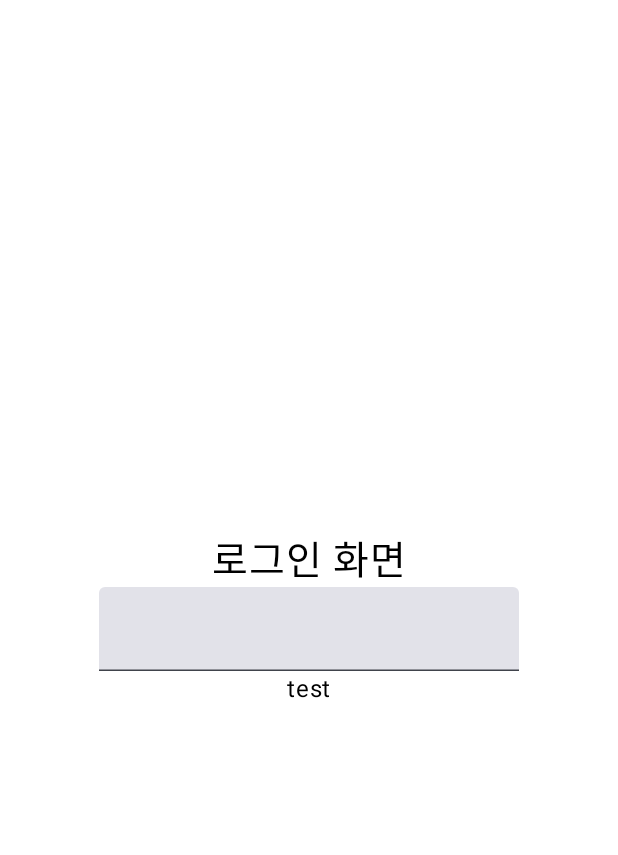
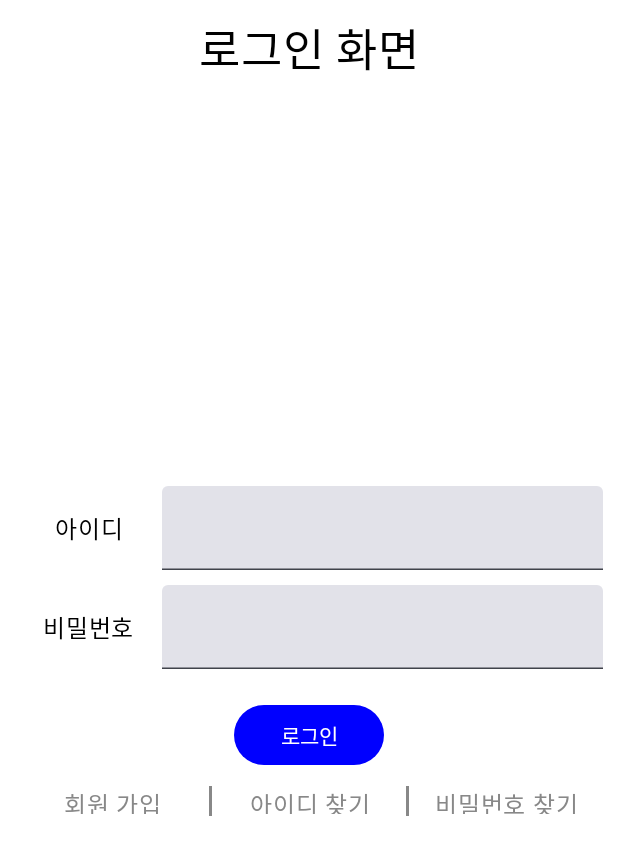
Before and after one commit to uselessnaming/app_center_example, an Android app built with Jetpack Compose: the screen it shows after launch (MainActivity), on a phone screen of 412 x 824 dp. Shown: the top 855 px of the screen. Run offline under Robolectric (Android 15) with nearby library versions, the phone set to English and light mode, and no system bars.

Commit message:
feat: 5주차 스터디

```diff
--- a/AppCenterStudyExample/app/build.gradle
+++ b/AppCenterStudyExample/app/build.gradle
@@ -51,6 +51,9 @@ android {
 
 dependencies {
 
+    //navigation
+    implementation 'androidx.navigation:navigation-compose:2.6.0'
+
     implementation 'androidx.appcompat:appcompat:1.4.1'
     implementation 'androidx.fragment:fragment-ktx:1.6.1'
     implementation 'androidx.core:core-ktx:1.7.0'
--- a/AppCenterStudyExample/app/src/main/java/com/example/appcenterstudy/MainActivity.kt
+++ b/AppCenterStudyExample/app/src/main/java/com/example/appcenterstudy/MainActivity.kt
@@ -1,17 +1,12 @@
 package com.example.appcenterstudy
 
 import android.os.Bundle
-import android.util.Log
 import androidx.activity.compose.setContent
 import androidx.appcompat.app.AppCompatActivity
 import androidx.compose.foundation.layout.Box
 import androidx.compose.foundation.layout.fillMaxSize
 import androidx.compose.ui.Modifier
-import androidx.databinding.DataBindingUtil
-import com.example.appcenterstudy.databinding.ActivityMainBinding
-import com.example.appcenterstudy.study_3rd.DataViewModel
-import com.example.appcenterstudy.study_3rd.HomeFragment
-import com.example.appcenterstudy.study_4th.LoginScreen
+import com.example.appcenterstudy.study_5th.TodoListApp
 import com.example.appcenterstudy.ui.theme.AppCenterStudyTheme
 
 class MainActivity : AppCompatActivity() {
@@ -23,7 +18,7 @@ class MainActivity : AppCompatActivity() {
                 Box(
                     modifier = Modifier.fillMaxSize()
                 ){
-                    LoginScreen()
+                    TodoListApp()
                 }
             }
         }
--- a/AppCenterStudyExample/app/src/main/java/com/example/appcenterstudy/study_4th/TestActivity.kt
+++ b/AppCenterStudyExample/app/src/main/java/com/example/appcenterstudy/study_4th/TestActivity.kt
@@ -1,58 +1,20 @@
 package com.example.appcenterstudy.study_4th
 
 import androidx.compose.foundation.background
-import androidx.compose.foundation.layout.Arrangement
 import androidx.compose.foundation.layout.Box
-import androidx.compose.foundation.layout.Column
 import androidx.compose.foundation.layout.fillMaxSize
 import androidx.compose.foundation.layout.size
-import androidx.compose.material3.ExperimentalMaterial3Api
 import androidx.compose.material3.Icon
 import androidx.compose.material3.IconButton
-import androidx.compose.material3.Text
-import androidx.compose.material3.TextField
 import androidx.compose.runtime.Composable
-import androidx.compose.runtime.mutableStateOf
-import androidx.compose.runtime.remember
-import androidx.compose.runtime.getValue
-import androidx.compose.runtime.setValue
 import androidx.compose.ui.Alignment
 import androidx.compose.ui.Modifier
 import androidx.compose.ui.graphics.Color
 import androidx.compose.ui.graphics.vector.ImageVector
 import androidx.compose.ui.tooling.preview.Preview
 import androidx.compose.ui.unit.Dp
-import androidx.compose.ui.unit.sp
+import com.example.appcenterstudy.study_5th.LoginScreen
 import com.example.appcenterstudy.ui.theme.AppCenterStudyTheme
-
-@Composable
-fun TestLayout(){
-
-    Box(
-        modifier = Modifier
-            .fillMaxSize()
-            .background(color = Color.White),
-        contentAlignment = Alignment.Center
-    ){
-        LoginScreen()
-    }
-
-}
-
-@Preview
-@Composable
-fun TT(){
-    AppCenterStudyTheme {
-        Box(
-            modifier = Modifier
-                .fillMaxSize()
-                .background(color = Color.Black)
-        ){
-            LoginScreen()
-        }
-    }
-}
-
 
 @Composable
 fun ComposeButton(
@@ -73,34 +35,3 @@ fun ComposeButton(
         }
     }
 }
-
-@OptIn(ExperimentalMaterial3Api::class)
-@Composable
-fun LoginScreen(){
-
-    var test by remember{mutableStateOf("")}
-
-    Column(
-        modifier = Modifier
-            .fillMaxSize()
-            .background(color = Color.White),
-        verticalArrangement = Arrangement.Center,
-        horizontalAlignment = Alignment.CenterHorizontally
-    ){
-        Text(
-            text = "로그인 화면",
-            fontSize = 26.sp,
-        )
-
-        TextField(
-            value = test,
-            onValueChange = {
-                test = it
-            }
-        )
-
-        Text(
-            text = "test"
-        )
-    }
-}
--- /dev/null
+++ b/AppCenterStudyExample/app/src/main/java/com/example/appcenterstudy/study_5th/LoginScreen.kt
@@ -0,0 +1,182 @@
+package com.example.appcenterstudy.study_5th
+
+import androidx.compose.foundation.background
+import androidx.compose.foundation.layout.Arrangement
+import androidx.compose.foundation.layout.Box
+import androidx.compose.foundation.layout.Column
+import androidx.compose.foundation.layout.Row
+import androidx.compose.foundation.layout.Spacer
+import androidx.compose.foundation.layout.fillMaxHeight
+import androidx.compose.foundation.layout.fillMaxSize
+import androidx.compose.foundation.layout.fillMaxWidth
+import androidx.compose.foundation.layout.height
+import androidx.compose.foundation.layout.padding
+import androidx.compose.foundation.layout.width
+import androidx.compose.material3.Button
+import androidx.compose.material3.ButtonColors
+import androidx.compose.material3.ButtonDefaults
+import androidx.compose.material3.Divider
+import androidx.compose.material3.ExperimentalMaterial3Api
+import androidx.compose.material3.Text
+import androidx.compose.material3.TextField
+import androidx.compose.runtime.Composable
+import androidx.compose.runtime.getValue
+import androidx.compose.runtime.mutableStateOf
+import androidx.compose.runtime.remember
+import androidx.compose.runtime.setValue
+import androidx.compose.ui.Alignment
+import androidx.compose.ui.Modifier
+import androidx.compose.ui.graphics.Brush
+import androidx.compose.ui.graphics.Color
+import androidx.compose.ui.text.font.FontWeight
+import androidx.compose.ui.text.style.TextAlign
+import androidx.compose.ui.tooling.preview.Preview
+import androidx.compose.ui.unit.dp
+import androidx.compose.ui.unit.sp
+import androidx.navigation.NavController
+import androidx.navigation.compose.rememberNavController
+import com.example.appcenterstudy.ui.theme.AppCenterStudyTheme
+
+@OptIn(ExperimentalMaterial3Api::class)
+@Composable
+fun LoginScreen(
+    navController : NavController
+){
+
+    var idState by remember{ mutableStateOf("") }
+    var passwdState by remember{mutableStateOf("")}
+
+    Column(
+        modifier = Modifier
+            .fillMaxSize()
+            .background(color = Color.White)
+            .padding(horizontal = 10.dp, vertical = 10.dp),
+        horizontalAlignment = Alignment.CenterHorizontally
+    ){
+        Text(
+            text = "로그인 화면",
+            fontSize = 30.sp,
+        )
+
+        Spacer(Modifier.weight(1f))
+
+        Row(
+            modifier = Modifier.fillMaxWidth(),
+            verticalAlignment = Alignment.CenterVertically,
+            horizontalArrangement = Arrangement.Center
+        ){
+            Text(
+                modifier = Modifier.weight(1f),
+                text = "아이디",
+                fontSize = 16.sp,
+                fontWeight = FontWeight(500),
+                textAlign = TextAlign.Center
+            )
+
+            TextField(
+                modifier = Modifier.weight(3f),
+                value = idState,
+                onValueChange = {
+                    idState = it
+                }
+            )
+        }
+
+        Spacer(Modifier.height(10.dp))
+
+        Row(
+            modifier = Modifier.fillMaxWidth(),
+            verticalAlignment = Alignment.CenterVertically,
+            horizontalArrangement = Arrangement.Center
+        ){
+            Text(
+                modifier = Modifier.weight(1f),
+                text = "비밀번호",
+                fontSize = 16.sp,
+                fontWeight = FontWeight(500),
+                textAlign = TextAlign.Center
+            )
+
+            TextField(
+                modifier = Modifier.weight(3f),
+                value = passwdState,
+                onValueChange = {
+                    passwdState = it
+                }
+            )
+        }
+
+        Spacer(Modifier.height(20.dp))
+
+        Row(
+            modifier = Modifier.fillMaxWidth(),
+            horizontalArrangement = Arrangement.Center
+        ){
+            Button(
+                modifier = Modifier.width(100.dp),
+                onClick = {
+                    //로그인
+                    navController.navigate(Screens.HomeScreen.name)
+                },
+                colors = ButtonDefaults.buttonColors(
+                    containerColor = Color.Blue
+                )
+            ) {
+                Text(
+                    text = "로그인",
+                    textAlign = TextAlign.Center
+                )
+            }
+        }
+
+        Spacer(Modifier.height(10.dp))
+
+        Row(
+            modifier = Modifier.fillMaxWidth()
+                .height(20.dp),
+            verticalAlignment = Alignment.CenterVertically
+        ){
+            Text(
+                modifier = Modifier.weight(1f)
+                    .padding(bottom= 1.dp),
+                text = "회원 가입",
+                textAlign = TextAlign.Center,
+                color = Color.Gray
+            )
+            Box(
+                Modifier.width(2.dp)
+                    .fillMaxHeight()
+                    .background(Color.Gray)
+            )
+            Text(
+                modifier = Modifier.weight(1f)
+                    .padding(bottom = 1.dp),
+                text = "아이디 찾기",
+                textAlign = TextAlign.Center,
+                color = Color.Gray
+            )
+            Box(
+                Modifier.width(2.dp)
+                    .fillMaxHeight()
+                    .background(Color.Gray)
+            )
+            Text(
+                modifier = Modifier.weight(1f)
+                    .padding(bottom = 1.dp),
+                text = "비밀번호 찾기",
+                textAlign = TextAlign.Center,
+                color = Color.Gray
+            )
+        }
+
+        Spacer(Modifier.weight(1f))
+    }
+}
+
+@Preview
+@Composable
+fun TestLogin(){
+    AppCenterStudyTheme {
+        LoginScreen(navController = rememberNavController())
+    }
+}
--- /dev/null
+++ b/AppCenterStudyExample/app/src/main/java/com/example/appcenterstudy/study_5th/TodoListApp.kt
@@ -0,0 +1,33 @@
+package com.example.appcenterstudy.study_5th
+
+import androidx.compose.runtime.Composable
+import androidx.navigation.compose.NavHost
+import androidx.navigation.compose.composable
+import androidx.navigation.compose.rememberNavController
+
+@Composable
+fun TodoListApp(){
+    val navController = rememberNavController()
+
+    //navigate
+    NavHost(
+        navController = navController,
+        startDestination = Screens.LoginScreen.name
+    ){
+        composable(Screens.LoginScreen.name){
+            LoginScreen(
+                navController = navController
+            )
+        }
+        composable(Screens.HomeScreen.name){
+            HomeScreen(
+                navController = navController
+            )
+        }
+        composable(Screens.AddUserScreen.name){
+            AddUserScreen(
+                navController = navController
+            )
+        }
+    }
+}
```
Also changed, not shown: AppCenterStudyExample/app/src/main/java/com/example/appcenterstudy/study_5th/AddUserScreen.kt (added, +41 -0 lines), AppCenterStudyExample/app/src/main/java/com/example/appcenterstudy/study_5th/AppBar.kt (added, +55 -0 lines), AppCenterStudyExample/app/src/main/java/com/example/appcenterstudy/study_5th/HomeScreen.kt (added, +55 -0 lines), AppCenterStudyExample/app/src/main/java/com/example/appcenterstudy/study_5th/Screens.kt (added, +7 -0 lines).
